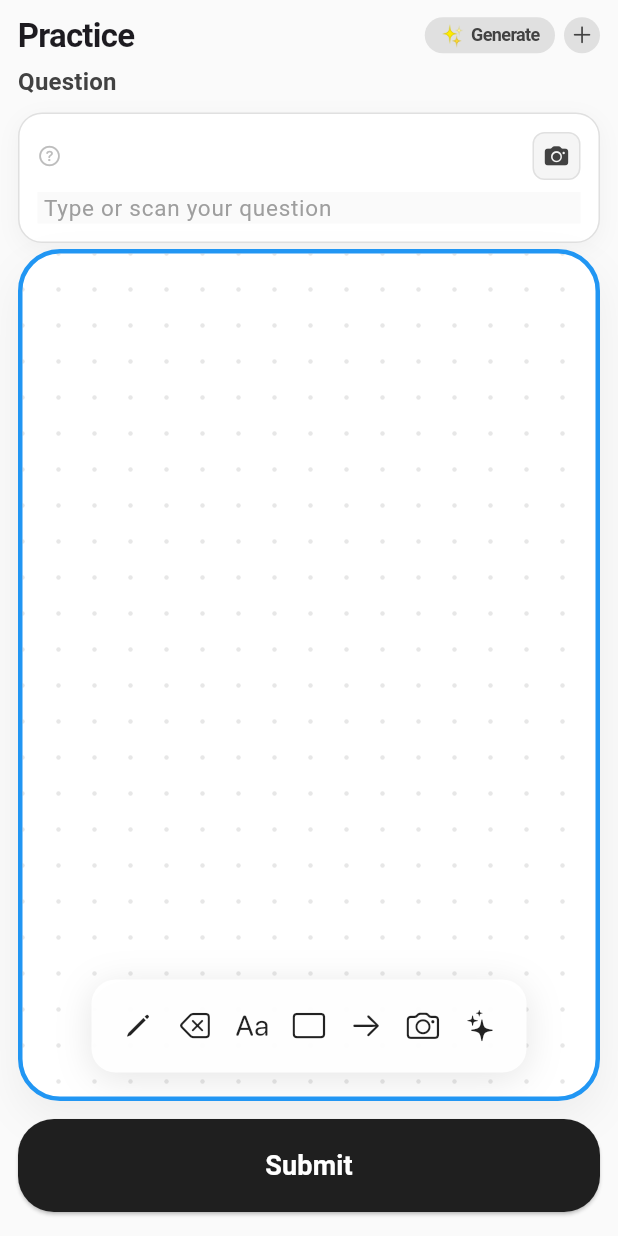
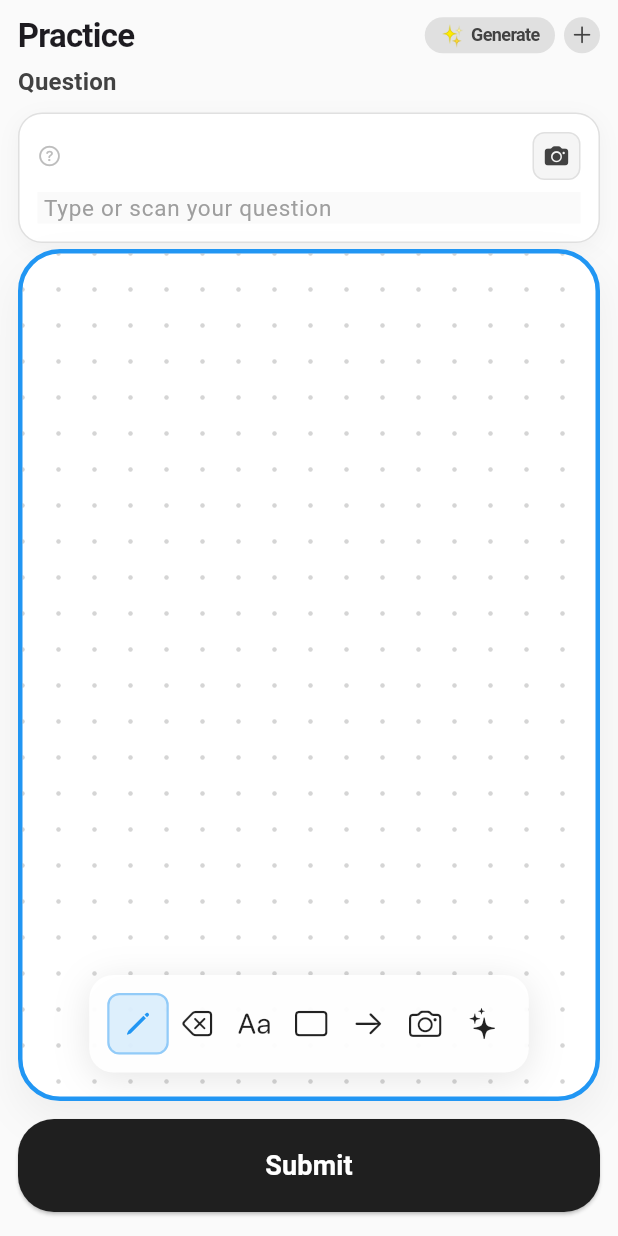
Before and after one commit to Britojaison/brainleap-app, a Flutter app: the PracticeView screen opened directly, on a phone screen of 412 x 824 dp. Run offline on Flutter 3.47's test engine with Material 3 defaults, Android fonts, the light colour scheme and no system bars; our stand-ins replace camera, flutter_dotenv, shared_preferences, webview_flutter; missing offline and left inert: flutter_inappwebview; accounts and stored records are empty.

Commit message:
Fix eraser tool and improve canvas functionality

```diff
--- a/lib/views/practice_view.dart
+++ b/lib/views/practice_view.dart
@@ -1,4 +1,5 @@
 import 'dart:convert';
+import 'dart:ui' as ui;
 import 'package:flutter/cupertino.dart';
 import 'package:flutter/material.dart';
 import 'package:provider/provider.dart';
@@ -158,7 +159,10 @@ class _PracticeViewState extends State<PracticeView> {
               _QuestionInputField(
                 controller: _questionController,
                 onCameraPressed: _openCameraOverlay,
-                onClearPressed: _clearQuestion,
+                onClearPressed: () {
+                  // X button now activates eraser tool instead of clearing question
+                  _canvasController.setTool(DrawingTool.eraser);
+                },
                 showClearButton: hasQuestionText,
               ),
               const SizedBox(height: 4),
@@ -189,6 +193,7 @@ class _PracticeViewState extends State<PracticeView> {
                           bottom: 16,
                           child: Center(
                             child: _WhiteboardToolbar(
+                              controller: _canvasController,
                               onPenTap: () =>
                                   _canvasController.setTool(DrawingTool.pen),
                               onEraserTap: () =>
@@ -497,8 +502,11 @@ class LocalCanvasController extends ChangeNotifier {
   bool get isDrawing => _isDrawing;
 
   void setTool(DrawingTool tool) {
+    if (_currentTool != tool) {
       _currentTool = tool;
+      print('🛠️ Tool changed to: ${tool == DrawingTool.eraser ? "ERASER" : "PEN"}');
       notifyListeners();
+    }
   }
 
   void startStroke(Offset point) {
@@ -631,7 +639,7 @@ class _CanvasPainter extends CustomPainter {
 
   @override
   void paint(Canvas canvas, Size size) {
-    // Draw dotted grid background
+    // Draw dotted grid background FIRST (so it's underneath everything)
     final gridPaint = Paint()
       ..color = Colors.grey.withOpacity(0.25)
       ..style = PaintingStyle.fill;
@@ -645,7 +653,19 @@ class _CanvasPainter extends CustomPainter {
       }
     }
 
-    // Draw all strokes with optimized painting
+    // Separate pen strokes and eraser strokes
+    final penStrokes = <DrawingStroke>[];
+    final eraserStrokes = <DrawingStroke>[];
+
+    for (final stroke in strokes) {
+      if (stroke.isEraser) {
+        eraserStrokes.add(stroke);
+      } else {
+        penStrokes.add(stroke);
+      }
+    }
+
+    // Draw pen strokes, but exclude parts that intersect with eraser strokes
     final penPaint = Paint()
       ..color = Colors.black87
       ..strokeCap = StrokeCap.round
@@ -654,18 +674,12 @@ class _CanvasPainter extends CustomPainter {
       ..strokeJoin = StrokeJoin.round
       ..isAntiAlias = true;
 
-    final eraserPaint = Paint()
-      ..color = Colors.white
-      ..strokeCap = StrokeCap.round
-      ..strokeWidth = 20.0
-      ..style = PaintingStyle.stroke
-      ..strokeJoin = StrokeJoin.round
-      ..isAntiAlias = true;
+    // Draw pen strokes to a picture first, then apply eraser mask
+    final recorder = ui.PictureRecorder();
+    final pictureCanvas = Canvas(recorder);
 
-    for (final stroke in strokes) {
-      final paint = stroke.isEraser ? eraserPaint : penPaint;
+    for (final stroke in penStrokes) {
       final path = Path();
-
       bool started = false;
       for (int i = 0; i < stroke.points.length; i++) {
         final point = stroke.points[i];
@@ -682,7 +696,58 @@ class _CanvasPainter extends CustomPainter {
         }
       }
 
-      canvas.drawPath(path, paint);
+      pictureCanvas.drawPath(path, penPaint);
+    }
+
+    final penPicture = recorder.endRecording();
+
+    // If there are eraser strokes, create a mask and apply it
+    if (eraserStrokes.isNotEmpty) {
+      // Create eraser mask path
+      final eraserMask = Path();
+      final eraserWidth = 20.0;
+
+      for (final stroke in eraserStrokes) {
+        for (int i = 0; i < stroke.points.length; i++) {
+          final point = stroke.points[i];
+          if (point == Offset.infinite) continue;
+
+          // Add circle for each eraser point to create mask
+          eraserMask.addOval(
+            Rect.fromCircle(center: point, radius: eraserWidth / 2),
+          );
+        }
+      }
+
+      // Draw pen picture with eraser mask applied
+      canvas.saveLayer(
+        Rect.fromLTWH(0, 0, size.width, size.height),
+        Paint(),
+      );
+
+      // Draw pen strokes
+      canvas.drawPicture(penPicture);
+
+      // Apply eraser mask using dstOut to remove pen strokes
+      final maskPaint = Paint()
+        ..color = Colors.white
+        ..style = PaintingStyle.fill
+        ..blendMode = BlendMode.dstOut;
+
+      canvas.drawPath(eraserMask, maskPaint);
+
+      canvas.restore();
+    } else {
+      // No eraser, just draw pen strokes
+      canvas.drawPicture(penPicture);
+    }
+
+    // Draw grid again ON TOP to restore erased grid dots
+    // This ensures grid dots are never permanently erased
+    for (double x = 0; x < size.width; x += spacing) {
+      for (double y = 0; y < size.height; y += spacing) {
+        canvas.drawCircle(Offset(x, y), dotRadius, gridPaint);
+      }
     }
   }
 
@@ -923,7 +988,7 @@ class _QuestionCardState extends State<_QuestionCard> {
                         if (widget.hasText)
                           _QuestionActionButton(
                             icon: CupertinoIcons.xmark,
-                            tooltip: 'Clear question',
+                            tooltip: 'Activate eraser',
                             onTap: widget.onClearPressed,
                             size: 32,
                           ),
@@ -1180,8 +1245,9 @@ class _QuestionActionButton extends StatelessWidget {
   }
 }
 
-class _WhiteboardToolbar extends StatelessWidget {
+class _WhiteboardToolbar extends StatefulWidget {
   const _WhiteboardToolbar({
+    required this.controller,
     required this.onPenTap,
     required this.onEraserTap,
     required this.onUndoTap,
@@ -1190,6 +1256,7 @@ class _WhiteboardToolbar extends StatelessWidget {
     required this.onAiHintTap,
   });
 
+  final LocalCanvasController controller;
   final VoidCallback onPenTap;
   final VoidCallback onEraserTap;
   final VoidCallback onUndoTap;
@@ -1198,7 +1265,32 @@ class _WhiteboardToolbar extends StatelessWidget {
   final Future<void> Function() onAiHintTap;
 
   @override
+  State<_WhiteboardToolbar> createState() => _WhiteboardToolbarState();
+}
+
+class _WhiteboardToolbarState extends State<_WhiteboardToolbar> {
+  @override
+  void initState() {
+    super.initState();
+    widget.controller.addListener(_onControllerChanged);
+  }
+
+  @override
+  void dispose() {
+    widget.controller.removeListener(_onControllerChanged);
+    super.dispose();
+  }
+
+  void _onControllerChanged() {
+    setState(() {});
+  }
+
+  @override
   Widget build(BuildContext context) {
+    final currentTool = widget.controller.currentTool;
+    final isEraserActive = currentTool == DrawingTool.eraser;
+    final isPenActive = currentTool == DrawingTool.pen;
+
     return Container(
       constraints: const BoxConstraints(maxWidth: 420),
       padding: const EdgeInsets.symmetric(horizontal: 12, vertical: 12),
@@ -1217,16 +1309,23 @@ class _WhiteboardToolbar extends StatelessWidget {
         mainAxisSize: MainAxisSize.min,
         mainAxisAlignment: MainAxisAlignment.spaceEvenly,
         children: [
-          _ToolbarIconButton(icon: CupertinoIcons.pencil, onTap: onPenTap),
           _ToolbarIconButton(
-              icon: CupertinoIcons.delete_left, onTap: onEraserTap),
+            icon: CupertinoIcons.pencil,
+            onTap: widget.onPenTap,
+            isActive: isPenActive,
+          ),
+          _ToolbarIconButton(
+            icon: CupertinoIcons.delete_left,
+            onTap: widget.onEraserTap,
+            isActive: isEraserActive,
+          ),
           _ToolbarIconButton(icon: CupertinoIcons.textformat, onTap: () {}),
           _ToolbarIconButton(icon: CupertinoIcons.rectangle, onTap: () {}),
           _ToolbarIconButton(
-              icon: CupertinoIcons.arrow_right, onTap: onUndoTap),
+              icon: CupertinoIcons.arrow_right, onTap: widget.onUndoTap),
           _ToolbarIconButton(icon: CupertinoIcons.camera, onTap: () {}),
           _ToolbarIconButton(
-              icon: CupertinoIcons.sparkles, onTap: () => onAiHintTap()),
+              icon: CupertinoIcons.sparkles, onTap: () => widget.onAiHintTap()),
         ],
       ),
     );
@@ -1234,21 +1333,39 @@ class _WhiteboardToolbar extends StatelessWidget {
 }
 
 class _ToolbarIconButton extends StatelessWidget {
-  const _ToolbarIconButton({required this.icon, required this.onTap});
+  const _ToolbarIconButton({
+    required this.icon,
+    required this.onTap,
+    this.isActive = false,
+  });
 
   final IconData icon;
   final VoidCallback onTap;
+  final bool isActive;
 
   @override
   Widget build(BuildContext context) {
-    return Material(
+    return Container(
+      decoration: BoxDecoration(
+        color: isActive ? Colors.blue.withOpacity(0.15) : Colors.transparent,
+        borderRadius: BorderRadius.circular(8),
+        border: isActive
+            ? Border.all(color: Colors.blue.withOpacity(0.4), width: 1.5)
+            : null,
+      ),
+      child: Material(
         color: Colors.transparent,
         child: InkWell(
           borderRadius: BorderRadius.circular(8),
           onTap: onTap,
           child: Padding(
             padding: const EdgeInsets.all(8),
-          child: Icon(icon, color: Colors.black87, size: 22),
+            child: Icon(
+              icon,
+              color: isActive ? Colors.blue : Colors.black87,
+              size: 22,
+            ),
+          ),
         ),
       ),
     );
--- a/pubspec.yaml
+++ b/pubspec.yaml
@@ -28,6 +28,7 @@ flutter:
   uses-material-design: true
   assets:
     - .env
+    - .env.backup
 
 metadata:
   ai_integration_notes:
```
Lines whose indentation alone changed are shown as unchanged.
